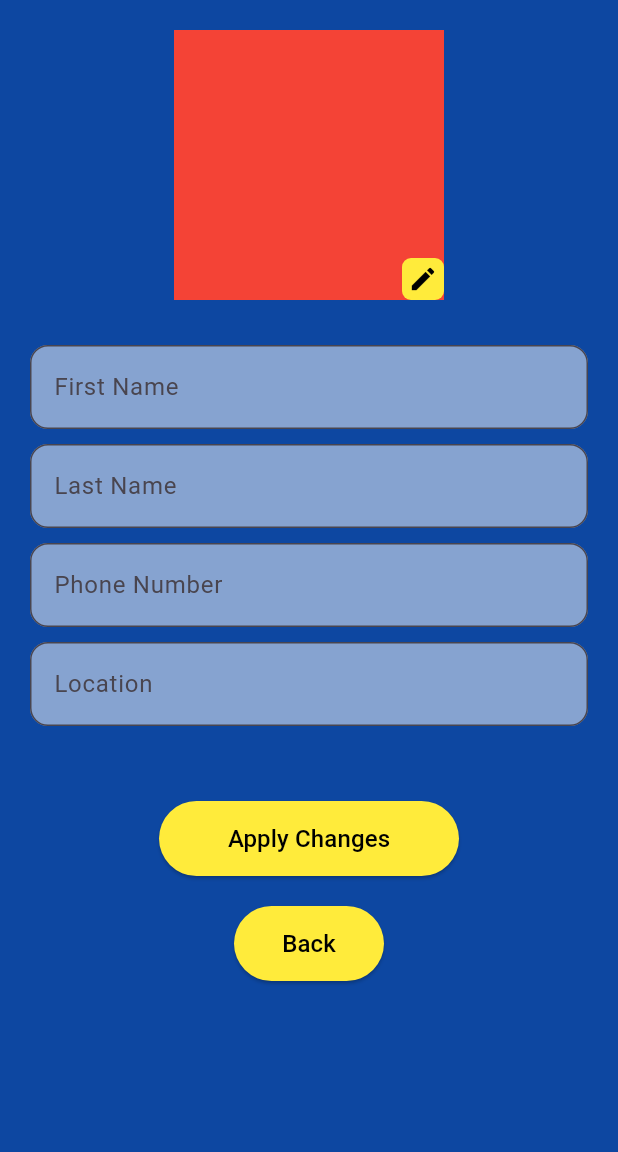
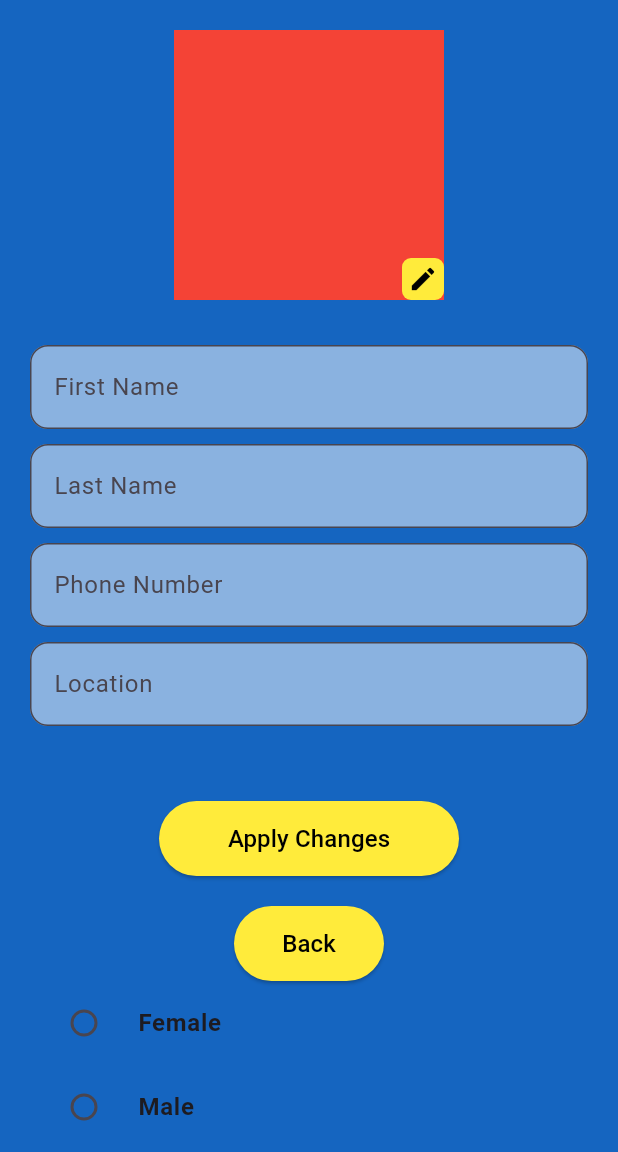
Before and after one commit to SsekamateSharif/iSlamity-Practice-Application-repo, a Flutter app: the EditProfilePage screen opened by its route, on a phone screen of 412 x 824 dp, the part 84-1236 px from its top. Run offline on Flutter 3.47's test engine with Material 3 defaults, Android fonts, the light colour scheme and no system bars; Roboto replaces fonts that are missing (Urbanist).

Commit message:
add changes

```diff
--- a/lib/pages/edit_profile.dart
+++ b/lib/pages/edit_profile.dart
@@ -2,27 +2,38 @@ import 'package:flutter/material.dart';
 import 'package:islamity/components/app_text_field.dart';
 import 'package:islamity/components/toolbar.dart';
 
-class EditProfilePage extends StatelessWidget {
-  const EditProfilePage({super.key});
+enum Gender {
+  // create an enum for the genders to be used
+  none,
+  male,
+  female,
+  other,
+  undisclosed,
+}
+
+class EditProfilePage extends StatefulWidget {
+  EditProfilePage({super.key});
+
+  @override
+  State<EditProfilePage> createState() => _EditProfilePageState();
+}
+
+class _EditProfilePageState extends State<EditProfilePage> {
+  var gender = Gender.none;
 
   @override
   Widget build(BuildContext context) {
     return Scaffold(
-      backgroundColor: Colors.blue[900],
+      backgroundColor: Colors.blue[800],
       appBar: Toolbar(title: "Edit Profile"),
-      body:SingleChildScrollView(
+      body: SingleChildScrollView(
         child: Padding(
           padding: const EdgeInsets.all(20.0),
           child: Column(
             children: [
-                Stack(
+              Stack(
                 children: [
-                  Container(
-                    width: 180,
-                    color: Colors.red[500],
-                    height: 180,
-
-                  ),
+                  Container(width: 180, color: Colors.red[500], height: 180),
                   Positioned(
                     bottom: 0,
                     right: 0,
@@ -30,20 +41,11 @@ class EditProfilePage extends StatelessWidget {
                       padding: const EdgeInsets.all(4),
                       decoration: BoxDecoration(
                         color: Colors.yellow,
-                        borderRadius: BorderRadius.all(Radius.circular(6),
-                        ),
-
-
+                        borderRadius: BorderRadius.all(Radius.circular(6)),
                       ),
-                      child: Icon(
-                        Icons.edit,
-                        size: 20,
-                        color: Colors.black,
-                      ),
+                      child: Icon(Icons.edit, size: 20, color: Colors.black),
                     ),
-
-                    ),
-
+                  ),
                 ],
               ),
               SizedBox(height: 30),
@@ -87,10 +89,52 @@ class EditProfilePage extends StatelessWidget {
                 ),
                 child: Text("Back", style: TextStyle(fontSize: 16)),
               ),
-
+              RadioListTile(
+                title: Text('Female',
+                style: TextStyle(fontWeight: FontWeight.bold),),
+                value: Gender.female,
+                groupValue: gender,
+                onChanged: (value) {
+                  setState(() {
+                    gender = Gender.female;
+                  });
+                },
+              ),
+              RadioListTile(
+                title: Text('Male',
+                style: TextStyle(fontWeight: FontWeight.bold),),
+                value: Gender.male,
+                groupValue: gender,
+                onChanged: (value) {
+                  setState(() {
+                    gender = Gender.male;
+                  });
+                },
+              ),
+              RadioListTile(
+                title: Text('Other',
+                style: TextStyle(fontWeight: FontWeight.bold),),
+                value: Gender.other,
+                groupValue: gender,
+                onChanged: (value) {
+                  setState(() {
+                    gender = Gender.other;
+                  });
+                },
+              ),
+              RadioListTile(
+                title: Text('Undisclosed',
+                style: TextStyle(fontWeight: FontWeight.bold),),
+                value: Gender.undisclosed,
+                groupValue: gender,
+                onChanged: (value) {
+                  setState(() {
+                    gender = Gender.undisclosed;
+                  });
+                },
+              ),
             ],
           ),
-
         ),
       ),
     );
--- a/lib/pages/home_page.dart
+++ b/lib/pages/home_page.dart
@@ -34,7 +34,7 @@ class HomePage extends StatelessWidget {
           );
         },
       ),
-      backgroundColor: Colors.blue[900],
+      backgroundColor: Colors.blue[800],
     );
   }
 
--- a/lib/pages/login_page.dart
+++ b/lib/pages/login_page.dart
@@ -5,7 +5,7 @@ class LoginPage extends StatelessWidget {
   @override
   Widget build(BuildContext context) {
     return Scaffold(
-      backgroundColor: Colors.blue[900],
+      backgroundColor: Colors.blue[800],
       body: SingleChildScrollView(
         child: SizedBox(
           height: MediaQuery.of(context).size.height,
--- a/lib/pages/profile_page.dart
+++ b/lib/pages/profile_page.dart
@@ -76,7 +76,7 @@ class ProfilePage extends StatelessWidget {
           ),
         ],
       ),
-      backgroundColor: Colors.blue[900],
+      backgroundColor: Colors.blue[800],
       body: Column(
         children: [
           SizedBox(height: 63),
```
